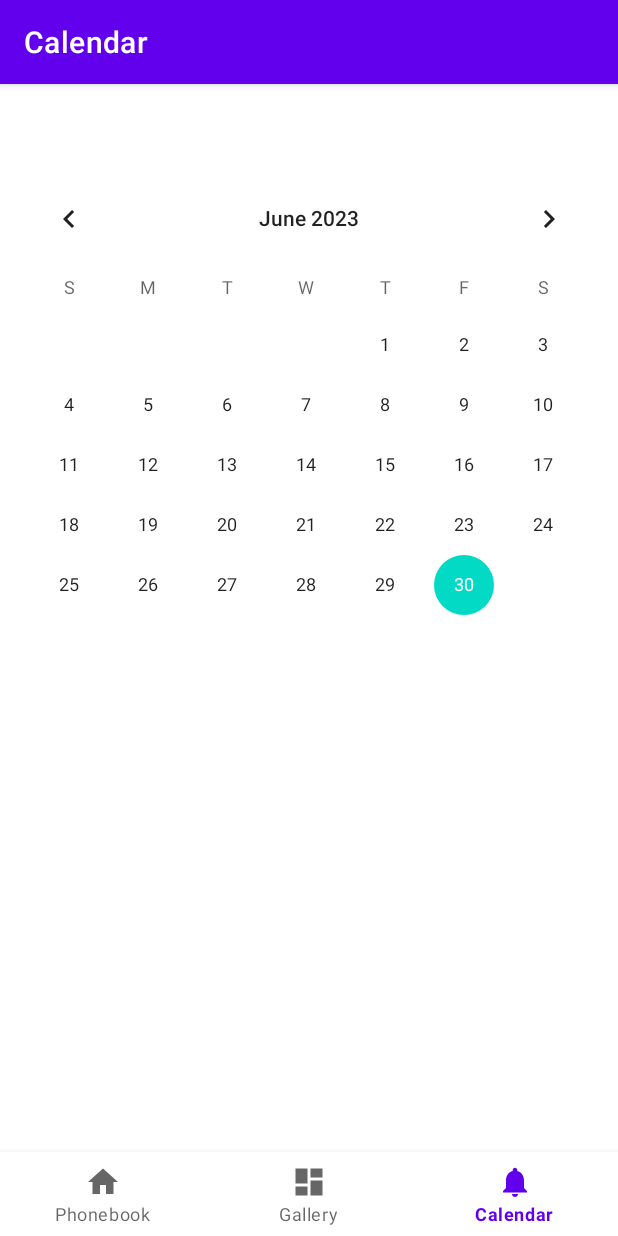
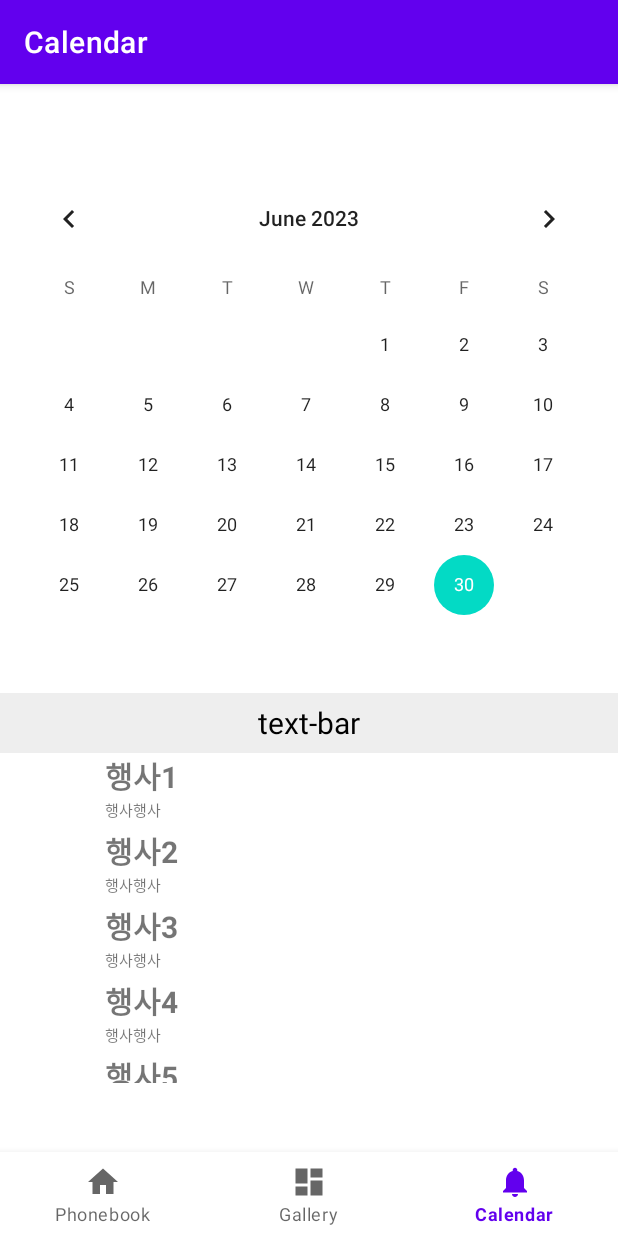
Before and after one commit to Prolog365/Prolog365, an Android app: the CalendarFragment screen opened through its navigation route, on a phone screen of 412 x 824 dp. Run offline under Robolectric (Android 15) with nearby library versions, the light colour scheme and no system bars; our stand-ins replace navigation-ui.

Commit message:
FEAT) recycler view

```diff
--- /dev/null
+++ b/prolog365/app/src/main/java/com/example/prolog365/ui/calendar/CalendarAdapter.kt
@@ -0,0 +1,35 @@
+package com.example.prolog365.ui.calendar
+
+import android.view.LayoutInflater
+import android.view.View
+import android.view.ViewGroup
+import android.widget.ImageView
+import android.widget.TextView
+import androidx.recyclerview.widget.RecyclerView
+import com.example.prolog365.databinding.RecyclerviewItemCalendarBinding
+
+class CalendarAdapter(val eventList : ArrayList<CalendarData>) : RecyclerView.Adapter<CalendarAdapter.Holder> () {
+
+    override fun onCreateViewHolder(parent: ViewGroup, viewType: Int): CalendarAdapter.Holder {
+        val binding = RecyclerviewItemCalendarBinding.inflate(LayoutInflater.from(parent.context), parent, false)
+        return Holder(binding)
+    }
+
+    override fun getItemCount(): Int {
+        return eventList.count()
+    }
+
+    override fun onBindViewHolder(holder: CalendarAdapter.Holder, position: Int) {
+        holder.title.text = eventList[position].title
+        holder.description.text = eventList[position].description
+    }
+
+    inner class Holder(val binding: RecyclerviewItemCalendarBinding) : RecyclerView.ViewHolder(binding.root) {
+        val image = binding.calendarEventImage
+        val title = binding.calendarEventTitle
+        val description = binding.calendarEventDescription
+
+    }
+
+
+}
--- a/prolog365/app/src/main/java/com/example/prolog365/ui/calendar/CalendarFragment.kt
+++ b/prolog365/app/src/main/java/com/example/prolog365/ui/calendar/CalendarFragment.kt
@@ -7,6 +7,7 @@ import android.view.ViewGroup
 import android.widget.TextView
 import androidx.fragment.app.Fragment
 import androidx.lifecycle.ViewModelProvider
+import androidx.recyclerview.widget.LinearLayoutManager
 import com.example.prolog365.databinding.FragmentCalendarBinding
 
 class CalendarFragment : Fragment() {
@@ -17,11 +18,27 @@ class CalendarFragment : Fragment() {
     // onDestroyView.
     private val binding get() = _binding!!
 
+    val eventList = ArrayList<CalendarData>()
+
     //private lateinit var calenderViewAdapter: CalendarRecyclerViewAdapter
     override fun onCreateView(inflater: LayoutInflater, container: ViewGroup?, savedInstanceState: Bundle?): View {
         val calendarViewModel = ViewModelProvider(this).get(CalendarViewModel::class.java)
         _binding = FragmentCalendarBinding.inflate(inflater, container, false)
+
         val root: View = binding.root
+
+        eventList.add(CalendarData("s", "행사1", "행사행사"))
+        eventList.add(CalendarData("s", "행사2", "행사행사"))
+        eventList.add(CalendarData("s", "행사3", "행사행사"))
+        eventList.add(CalendarData("s", "행사4", "행사행사"))
+        eventList.add(CalendarData("s", "행사5", "행사행사"))
+        eventList.add(CalendarData("s", "행사6", "행사행사"))
+        eventList.add(CalendarData("s", "행사7", "행사행사"))
+
+        binding.eventRecyclerView.adapter = CalendarAdapter(eventList)
+        if(container!=null){
+            binding.eventRecyclerView.layoutManager = LinearLayoutManager(container.context)
+        }
 
         return root
     }
--- a/prolog365/app/src/main/res/layout/fragment_calendar.xml
+++ b/prolog365/app/src/main/res/layout/fragment_calendar.xml
@@ -4,21 +4,39 @@
     xmlns:tools="http://schemas.android.com/tools"
     android:layout_width="match_parent"
     android:layout_height="match_parent"
+    android:layout_marginBottom="50dp"
     tools:context=".ui.calendar.CalendarFragment">
 
     <CalendarView
         android:id="@+id/calendar_view"
         android:layout_width="match_parent"
-        android:layout_height="match_parent" />
+        android:layout_height="350dp"
+        app:layout_constraintBottom_toTopOf="@+id/calendar_text_bar"/>
+
+    <TextView
+        android:id="@+id/calendar_text_bar"
+        android:layout_width="match_parent"
+        android:layout_height="40dp"
+        android:background="#EEEEEE"
+        android:textSize="20dp"
+        android:textAlignment="center"
+        android:gravity="center"
+        android:textColor="@color/black"
+        android:text="text-bar"
+        app:layout_constraintBottom_toTopOf="@id/event_recycler_view"/>
 
     <androidx.recyclerview.widget.RecyclerView
         android:id="@+id/event_recycler_view"
         android:layout_width="match_parent"
-        android:layout_height="wrap_content"
+        android:layout_height="220dp"
+        android:layout_marginBottom="50dp"
         app:layoutManager="androidx.recyclerview.widget.LinearLayoutManager"
-        tools:listitem="@layout/calendar_event_item"
-        app:layout_constraintTop_toTopOf="parent"
+        tools:listitem="@layout/recyclerview_item_calendar"
+        app:layout_constraintTop_toBottomOf="@+id/calendar_text_bar"
         app:layout_constraintLeft_toLeftOf="parent"
         app:layout_constraintRight_toRightOf="parent" />
 
+
+
+
 </androidx.constraintlayout.widget.ConstraintLayout>
```
Also changed, not shown: prolog365/app/src/main/res/layout/recyclerview_item_calendar.xml (renamed from prolog365/app/src/main/res/layout/calendar_event_item.xml).
